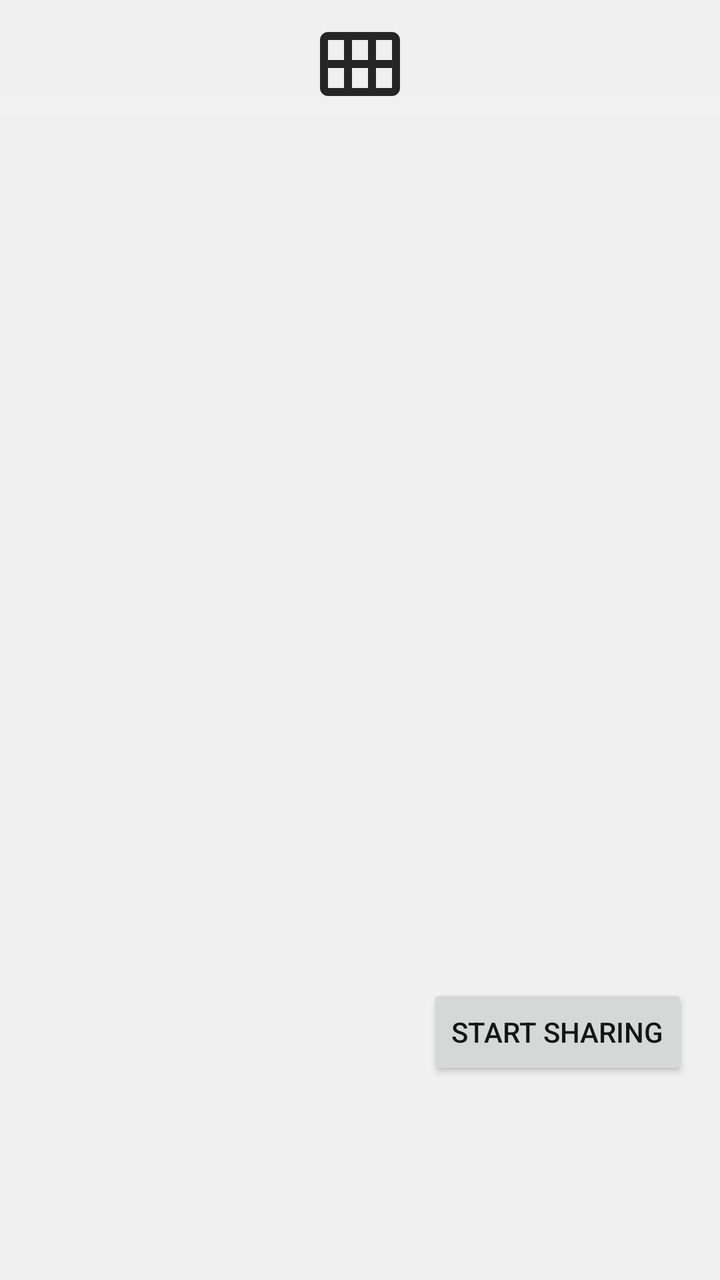
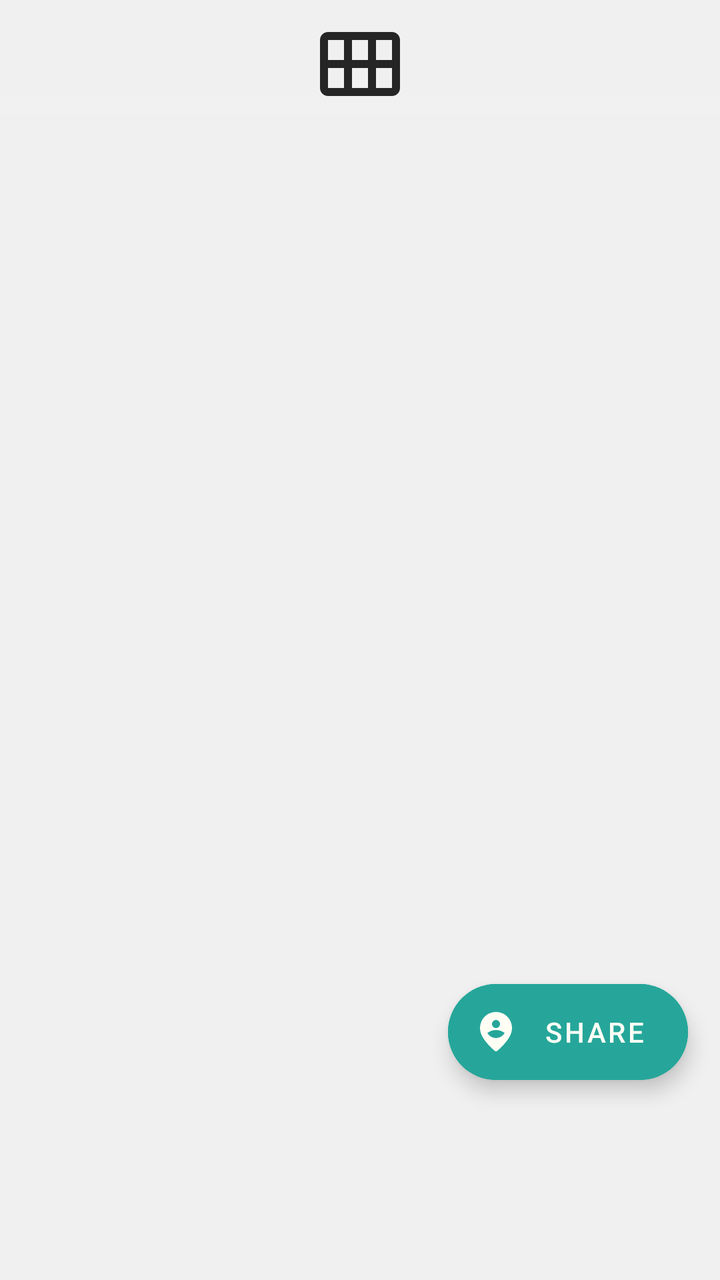

Screens rendered from an Android XML layout before and after an edit, with the pre-edit source and the edit as a unified diff.
<!-- AndroidManifest.xml: application theme AppTheme -->
<!-- res/layout/fragment_dashboard.xml -->
<?xml version="1.0" encoding="utf-8"?>
<androidx.constraintlayout.widget.ConstraintLayout xmlns:android="http://schemas.android.com/apk/res/android"
    xmlns:app="http://schemas.android.com/apk/res-auto"
    xmlns:tools="http://schemas.android.com/tools"
    android:layout_width="match_parent"
    android:layout_height="match_parent"
    tools:context=".ui.dashboard.DashboardFragment">

    <include
        android:id="@+id/mainHeader"
        layout="@layout/element_main_header"
        />




























    <androidx.appcompat.widget.AppCompatButton
        android:id="@+id/bannerTracking"
        android:layout_width="0dp"
        android:layout_height="wrap_content"
        android:layout_marginEnd="@dimen/activity_side_margin"
        app:layout_constrainedWidth="true"
        app:layout_constraintEnd_toEndOf="parent"
        app:layout_constraintBottom_toBottomOf="parent"
        android:layout_marginBottom="@dimen/bottomBar_spacing"
        app:layout_constraintWidth_max="200dp"
        android:text="@string/location_banner_sharing_start"
         />
    
    <androidx.recyclerview.widget.RecyclerView
        android:id="@+id/rvDashboard"
        android:layout_width="match_parent"
        android:layout_height="0dp"
        android:paddingBottom="@dimen/bottomBar_spacing"
        android:clipToPadding="false"
        app:layout_constraintBottom_toBottomOf="parent"
        app:layout_constraintTop_toBottomOf="@id/mainHeader"
        app:layoutManager="androidx.recyclerview.widget.LinearLayoutManager"
        android:orientation="vertical"
        />

</androidx.constraintlayout.widget.ConstraintLayout>
<!-- res/layout/element_main_header.xml (included above) -->
<?xml version="1.0" encoding="utf-8"?>
<androidx.constraintlayout.widget.ConstraintLayout
    xmlns:android="http://schemas.android.com/apk/res/android"
    android:layout_width="match_parent"
    android:id="@+id/mainHeader"
    android:elevation="16dp"
    android:background="@drawable/background_header_toolbar"
    android:layout_height="@dimen/main_header_height">

    <androidx.appcompat.widget.AppCompatImageView
        android:layout_width="match_parent"
        android:layout_height="match_parent"
        android:scaleType="fitCenter"
        android:layout_margin="8dp"
        android:src="@drawable/ic_logo_full"
        />

</androidx.constraintlayout.widget.ConstraintLayout>
<!-- resources referenced by this layout -->
<resources>
  <dimen name="activity_side_margin">16dp</dimen>
  <dimen name="bottomBar_spacing">100dp</dimen>
  <dimen name="main_header_height">64dp</dimen>
  <!-- drawable background_header_toolbar (drawable) -->
  <?xml version="1.0" encoding="utf-8"?>
  <shape xmlns:android="http://schemas.android.com/apk/res/android"
      android:shape="rectangle">
  
      <gradient
          android:startColor="@color/backgroundMain"
          android:centerColor="@color/backgroundMain"
          android:endColor="@color/transparent"
          android:type="linear"
          android:angle="270"
          android:centerY="0.8"
          />
  </shape>
  <!-- drawable ic_logo_full (drawable) -->
  <vector xmlns:android="http://schemas.android.com/apk/res/android"
      android:width="24dp"
      android:height="24dp"
      android:tint="?attr/colorControlNormal"
      android:viewportWidth="24"
      android:viewportHeight="24">
      <path
          android:fillColor="@android:color/white"
          android:pathData="M20,4H4C2.9,4 2,4.9 2,6v12c0,1.1 0.9,2 2,2h16c1.1,0 2,-0.9 2,-2V6C22,4.9 21.1,4 20,4zM8,11H4V6h4V11zM14,11h-4V6h4V11zM20,11h-4V6h4V11zM8,18H4v-5h4V18zM14,18h-4v-5h4V18zM20,18h-4v-5h4V18z" />
  </vector>
  <string name="location_banner_sharing_start">Start sharing</string>
  <style name="AppTheme" parent="AppThemeBase">
      </style>
  <color name="backgroundMain">@color/theme_lightest</color>
  <color name="transparent">@android:color/transparent</color>
  <style name="AppThemeBase" parent="Theme.MaterialComponents.DayNight.NoActionBar">
  
          <item name="colorPrimary">@color/theme_lightest</item>
          <item name="colorPrimaryVariant">@color/theme_lightest</item>
          <item name="colorOnPrimary">@color/theme_medium</item>
  
          <item name="colorSecondary">@color/secondaryColor</item>
          <item name="colorSecondaryVariant">@color/secondaryDarkColor</item>
          <item name="colorOnSecondary">@color/secondaryLightColor</item>
  
          <item name="android:textColorPrimary">@color/theme_highest</item>
          <item name="android:textColorSecondary">@color/theme_high</item>
  
          <item name="android:windowNoTitle">true</item>
          <item name="android:windowActionBar">false</item>
          <item name="android:windowContentOverlay">@null</item>
          <item name="android:windowBackground">@color/backgroundMain</item>
          <item name="android:windowLightStatusBar">@bool/app_windowLightNavigationBar</item>
          <item name="android:windowDrawsSystemBarBackgrounds">true</item>
          <item name="android:statusBarColor">@android:color/transparent</item>
  
      </style>
  <color name="theme_lightest">@color/light_theme_lightest</color>
  <color name="theme_medium">@color/light_theme_medium</color>
  <color name="secondaryColor">#f0f4c3</color>
  <color name="secondaryDarkColor">#bdc192</color>
  <color name="secondaryLightColor">#fffff6</color>
  <color name="theme_highest">@color/light_theme_highest</color>
  <color name="theme_high">@color/light_theme_high</color>
  <color name="light_theme_lightest">#F0F0F0</color>
  <color name="light_theme_medium">#929292</color>
  <color name="light_theme_highest">#151515</color>
  <color name="light_theme_high">#252525</color>
</resources>

<!-- the commit's change to res/layout/fragment_dashboard.xml (unified diff, before → after) -->
@@ -11,44 +11,17 @@
         layout="@layout/element_main_header"
         />
 
-
-
-
-
-
-
-
-
-
-
-
-
-
-
-
-
-
-
-
-
-
-
-
-
-
-
-
-    <androidx.appcompat.widget.AppCompatButton
-        android:id="@+id/bannerTracking"
-        android:layout_width="0dp"
+    <com.google.android.material.floatingactionbutton.ExtendedFloatingActionButton
+        android:id="@+id/bShare"
+        android:layout_width="wrap_content"
         android:layout_height="wrap_content"
         android:layout_marginEnd="@dimen/activity_side_margin"
-        app:layout_constrainedWidth="true"
         app:layout_constraintEnd_toEndOf="parent"
         app:layout_constraintBottom_toBottomOf="parent"
         android:layout_marginBottom="@dimen/bottomBar_spacing"
-        app:layout_constraintWidth_max="200dp"
         android:text="@string/location_banner_sharing_start"
+        app:icon="@drawable/ic_pin_sharing"
+        android:backgroundTint="@color/accent"
          />
     
     <androidx.recyclerview.widget.RecyclerView
<!-- resource entries referenced after the edit -->
@@ -1,5 +1,6 @@
 <!-- resources referenced by this layout -->
 <resources>
+  <color name="accent">#26A69A</color>
   <dimen name="activity_side_margin">16dp</dimen>
   <dimen name="bottomBar_spacing">100dp</dimen>
   <dimen name="main_header_height">64dp</dimen>
@@ -28,7 +29,18 @@
           android:fillColor="@android:color/white"
           android:pathData="M20,4H4C2.9,4 2,4.9 2,6v12c0,1.1 0.9,2 2,2h16c1.1,0 2,-0.9 2,-2V6C22,4.9 21.1,4 20,4zM8,11H4V6h4V11zM14,11h-4V6h4V11zM20,11h-4V6h4V11zM8,18H4v-5h4V18zM14,18h-4v-5h4V18zM20,18h-4v-5h4V18z" />
   </vector>
-  <string name="location_banner_sharing_start">Start sharing</string>
+  <!-- drawable ic_pin_sharing (drawable) -->
+  <vector xmlns:android="http://schemas.android.com/apk/res/android"
+      android:width="24dp"
+      android:height="24dp"
+      android:viewportWidth="24"
+      android:viewportHeight="24"
+      android:tint="?attr/colorControlNormal">
+    <path
+        android:fillColor="@android:color/white"
+        android:pathData="M12,2c-4.2,0 -8,3.22 -8,8.2c0,3.18 2.45,6.92 7.34,11.22c0.36,0.32 0.97,0.32 1.33,0C17.55,17.12 20,13.38 20,10.2C20,5.22 16.2,2 12,2zM7.69,12.49C8.88,11.56 10.37,11 12,11s3.12,0.56 4.31,1.49C15.45,13.98 13.85,15 12,15S8.55,13.98 7.69,12.49zM12,6c1.1,0 2,0.9 2,2c0,1.1 -0.9,2 -2,2s-2,-0.9 -2,-2C10,6.9 10.9,6 12,6z"/>
+  </vector>
+  <string name="location_banner_sharing_start">Share</string>
   <style name="AppTheme" parent="AppThemeBase">
       </style>
   <color name="backgroundMain">@color/theme_lightest</color>
